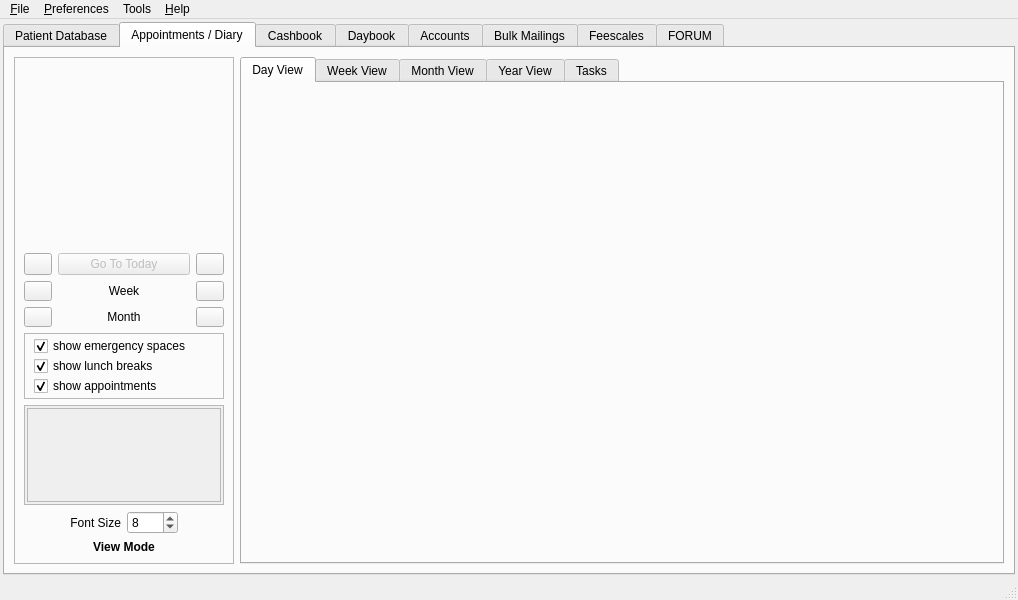
Qt form src/openmolar/qt-designer/main.ui (rowinggolfer/openmolar1) before a commit.
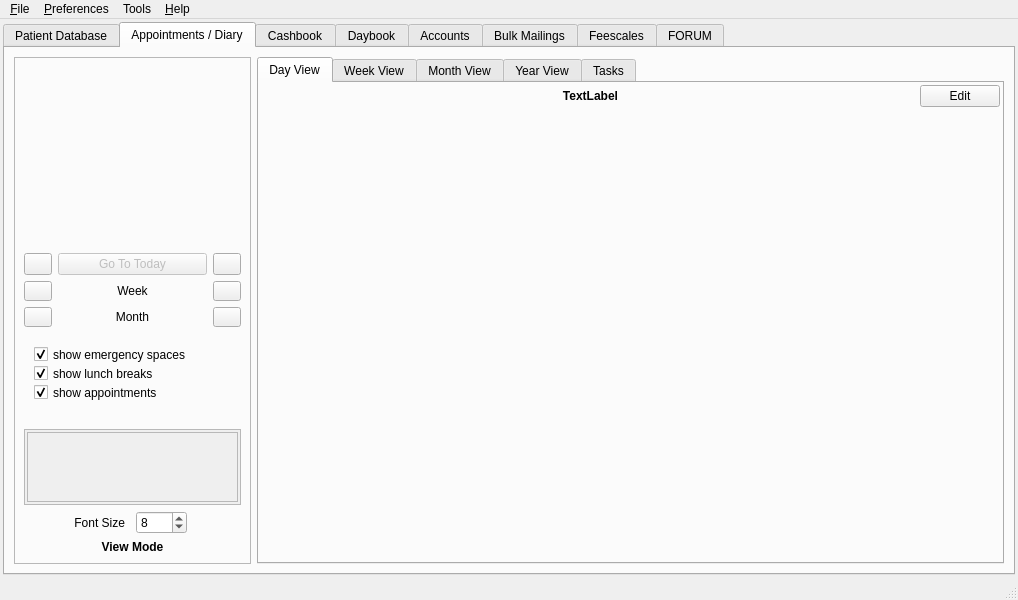
The same form after that commit. The open tabs and pages were chosen to show the change. Icons and pictures are not drawn.

Commit message: new appointment viewing functionality - day memos etc...

Diff of the .ui file:
```diff
--- a/src/openmolar/qt-designer/main.ui
+++ b/src/openmolar/qt-designer/main.ui
@@ -62,8 +62,8 @@
         <rect>
          <x>0</x>
          <y>0</y>
-         <width>1018</width>
-         <height>558</height>
+         <width>997</width>
+         <height>576</height>
         </rect>
        </property>
        <layout class="QHBoxLayout" name="horizontalLayout_7">
@@ -3993,57 +3993,6 @@
                  </property>
                 </widget>
                </item>
-               <item row="4" column="0" colspan="4">
-                <widget class="QFrame" name="frame_3">
-                 <property name="frameShape">
-                  <enum>QFrame::StyledPanel</enum>
-                 </property>
-                 <property name="frameShadow">
-                  <enum>QFrame::Raised</enum>
-                 </property>
-                 <layout class="QVBoxLayout" name="verticalLayout_4">
-                  <property name="spacing">
-                   <number>0</number>
-                  </property>
-                  <property name="topMargin">
-                   <number>2</number>
-                  </property>
-                  <property name="bottomMargin">
-                   <number>2</number>
-                  </property>
-                  <item>
-                   <widget class="QCheckBox" name="aptOV_emergencycheckBox">
-                    <property name="text">
-                     <string>show emergency spaces</string>
-                    </property>
-                    <property name="checked">
-                     <bool>true</bool>
-                    </property>
-                   </widget>
-                  </item>
-                  <item>
-                   <widget class="QCheckBox" name="aptOV_lunchcheckBox">
-                    <property name="text">
-                     <string>show lunch breaks</string>
-                    </property>
-                    <property name="checked">
-                     <bool>true</bool>
-                    </property>
-                   </widget>
-                  </item>
-                  <item>
-                   <widget class="QCheckBox" name="aptOV_apptscheckBox">
-                    <property name="text">
-                     <string>show appointments</string>
-                    </property>
-                    <property name="checked">
-                     <bool>true</bool>
-                    </property>
-                   </widget>
-                  </item>
-                 </layout>
-                </widget>
-               </item>
                <item row="5" column="0" colspan="4">
                 <widget class="QScrollArea" name="aptOVdentscrollArea">
                  <property name="maximumSize">
@@ -4061,7 +4010,7 @@
                     <x>0</x>
                     <y>0</y>
                     <width>198</width>
-                    <height>95</height>
+                    <height>88</height>
                    </rect>
                   </property>
                   <layout class="QVBoxLayout" name="verticalLayout_3">
@@ -4136,6 +4085,142 @@
                  </property>
                 </widget>
                </item>
+               <item row="4" column="0" colspan="4">
+                <widget class="QStackedWidget" name="diary_stackedWidget">
+                 <property name="sizePolicy">
+                  <sizepolicy hsizetype="Preferred" vsizetype="Minimum">
+                   <horstretch>0</horstretch>
+                   <verstretch>0</verstretch>
+                  </sizepolicy>
+                 </property>
+                 <property name="currentIndex">
+                  <number>0</number>
+                 </property>
+                 <widget class="QWidget" name="page_3">
+                  <layout class="QVBoxLayout" name="verticalLayout_4">
+                   <item>
+                    <widget class="QRadioButton" name="dayView_all_radioButton">
+                     <property name="text">
+                      <string>Show All Active Books</string>
+                     </property>
+                    </widget>
+                   </item>
+                   <item>
+                    <widget class="QRadioButton" name="dayView_smart_radioButton">
+                     <property name="text">
+                      <string>Smart Selection</string>
+                     </property>
+                     <property name="checked">
+                      <bool>true</bool>
+                     </property>
+                    </widget>
+                   </item>
+                   <item>
+                    <widget class="QRadioButton" name="dayView_selectedBooks_radioButton">
+                     <property name="text">
+                      <string>Show Only those selected below</string>
+                     </property>
+                    </widget>
+                   </item>
+                  </layout>
+                 </widget>
+                 <widget class="QWidget" name="week_controls">
+                  <widget class="QCheckBox" name="aptOV_emergencycheckBox">
+                   <property name="geometry">
+                    <rect>
+                     <x>10</x>
+                     <y>12</y>
+                     <width>180</width>
+                     <height>19</height>
+                    </rect>
+                   </property>
+                   <property name="text">
+                    <string>show emergency spaces</string>
+                   </property>
+                   <property name="checked">
+                    <bool>true</bool>
+                   </property>
+                  </widget>
+                  <widget class="QCheckBox" name="aptOV_lunchcheckBox">
+                   <property name="geometry">
+                    <rect>
+                     <x>10</x>
+                     <y>31</y>
+                     <width>180</width>
+                     <height>19</height>
+                    </rect>
+                   </property>
+                   <property name="text">
+                    <string>show lunch breaks</string>
+                   </property>
+                   <property name="checked">
+                    <bool>true</bool>
+                   </property>
+                  </widget>
+                  <widget class="QCheckBox" name="aptOV_apptscheckBox">
+                   <property name="geometry">
+                    <rect>
+                     <x>10</x>
+                     <y>50</y>
+                     <width>180</width>
+                     <height>19</height>
+                    </rect>
+                   </property>
+                   <property name="text">
+                    <string>show appointments</string>
+                   </property>
+                   <property name="checked">
+                    <bool>true</bool>
+                   </property>
+                  </widget>
+                 </widget>
+                 <widget class="QWidget" name="page_4">
+                  <widget class="QLabel" name="label_47">
+                   <property name="geometry">
+                    <rect>
+                     <x>40</x>
+                     <y>30</y>
+                     <width>44</width>
+                     <height>13</height>
+                    </rect>
+                   </property>
+                   <property name="text">
+                    <string>Month</string>
+                   </property>
+                  </widget>
+                 </widget>
+                 <widget class="QWidget" name="page_5">
+                  <widget class="QLabel" name="label_48">
+                   <property name="geometry">
+                    <rect>
+                     <x>30</x>
+                     <y>20</y>
+                     <width>44</width>
+                     <height>13</height>
+                    </rect>
+                   </property>
+                   <property name="text">
+                    <string>Year</string>
+                   </property>
+                  </widget>
+                 </widget>
+                 <widget class="QWidget" name="page_6">
+                  <widget class="QLabel" name="label_49">
+                   <property name="geometry">
+                    <rect>
+                     <x>40</x>
+                     <y>30</y>
+                     <width>44</width>
+                     <height>13</height>
+                    </rect>
+                   </property>
+                   <property name="text">
+                    <string>Tasks</string>
+                   </property>
+                  </widget>
+                 </widget>
+                </widget>
+               </item>
               </layout>
              </widget>
             </item>
@@ -4148,17 +4233,77 @@
                <attribute name="title">
                 <string>Day View</string>
                </attribute>
-               <layout class="QHBoxLayout" name="horizontalLayout_22">
+               <layout class="QGridLayout" name="gridLayout_11">
+                <property name="leftMargin">
+                 <number>2</number>
+                </property>
+                <property name="topMargin">
+                 <number>2</number>
+                </property>
+                <property name="rightMargin">
+                 <number>2</number>
+                </property>
+                <property name="bottomMargin">
+                 <number>0</number>
+                </property>
                 <property name="spacing">
-                 <number>2</number>
+                 <number>0</number>
                 </property>
-                <property name="margin">
-                 <number>2</number>
-                </property>
-                <item>
+                <item row="0" column="2">
+                 <widget class="QPushButton" name="edit_daymemo_pushButton">
+                  <property name="text">
+                   <string>Edit</string>
+                  </property>
+                  <property name="icon">
+                   <iconset resource="../resources/resources.qrc">
+                    <normaloff>:/icons/pencil.png</normaloff>:/icons/pencil.png</iconset>
+                  </property>
+                 </widget>
+                </item>
+                <item row="1" column="0" colspan="3">
                  <widget class="QSplitter" name="dayView_splitter">
+                  <property name="minimumSize">
+                   <size>
+                    <width>0</width>
+                    <height>0</height>
+                   </size>
+                  </property>
+                  <property name="maximumSize">
+                   <size>
+                    <width>16777215</width>
+                    <height>16777215</height>
+                   </size>
+                  </property>
+                  <property name="frameShape">
+                   <enum>QFrame::NoFrame</enum>
+                  </property>
                   <property name="orientation">
                    <enum>Qt::Horizontal</enum>
+                  </property>
+                  <property name="handleWidth">
+                   <number>3</number>
+                  </property>
+                 </widget>
+                </item>
+                <item row="0" column="1">
+                 <widget class="QLabel" name="daymemo_label">
+                  <property name="sizePolicy">
+                   <sizepolicy hsizetype="Expanding" vsizetype="Preferred">
+                    <horstretch>0</horstretch>
+                    <verstretch>0</verstretch>
+                   </sizepolicy>
+                  </property>
+                  <property name="font">
+                   <font>
+                    <weight>75</weight>
+                    <bold>true</bold>
+                   </font>
+                  </property>
+                  <property name="text">
+                   <string>TextLabel</string>
+                  </property>
+                  <property name="alignment">
+                   <set>Qt::AlignCenter</set>
                   </property>
                  </widget>
                 </item>
```
Left out of the diff: 3 changed lines with no effect on the pictures. The commit also changes 11 other files.
